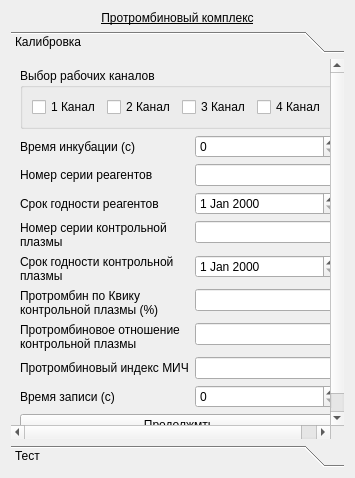
krang4d/Agrekola, file choisedialog/ko5.ui: the form before one commit.
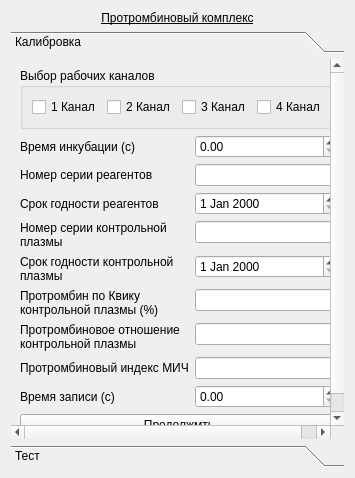
The form after the commit. The open tabs and pages were chosen to show the change.

Patch:
```diff
--- a/choisedialog/ko5.ui
+++ b/choisedialog/ko5.ui
@@ -88,9 +88,6 @@
            </property>
           </widget>
          </item>
-         <item row="0" column="1">
-          <widget class="QSpinBox" name="spinBox_calibIncubeTime"/>
-         </item>
          <item row="1" column="0">
           <widget class="QLabel" name="label_calib_2">
            <property name="text">
@@ -195,8 +192,11 @@
            </property>
           </widget>
          </item>
+         <item row="0" column="1">
+          <widget class="QDoubleSpinBox" name="doubleSpinBox_calibIncubeTime"/>
+         </item>
          <item row="8" column="1">
-          <widget class="QSpinBox" name="spinBox_calibWriteTime"/>
+          <widget class="QDoubleSpinBox" name="doubleSpinBox_calibWriteTime"/>
          </item>
         </layout>
        </item>
```
Left out of the diff: 2 changed lines with no effect on the pictures.
